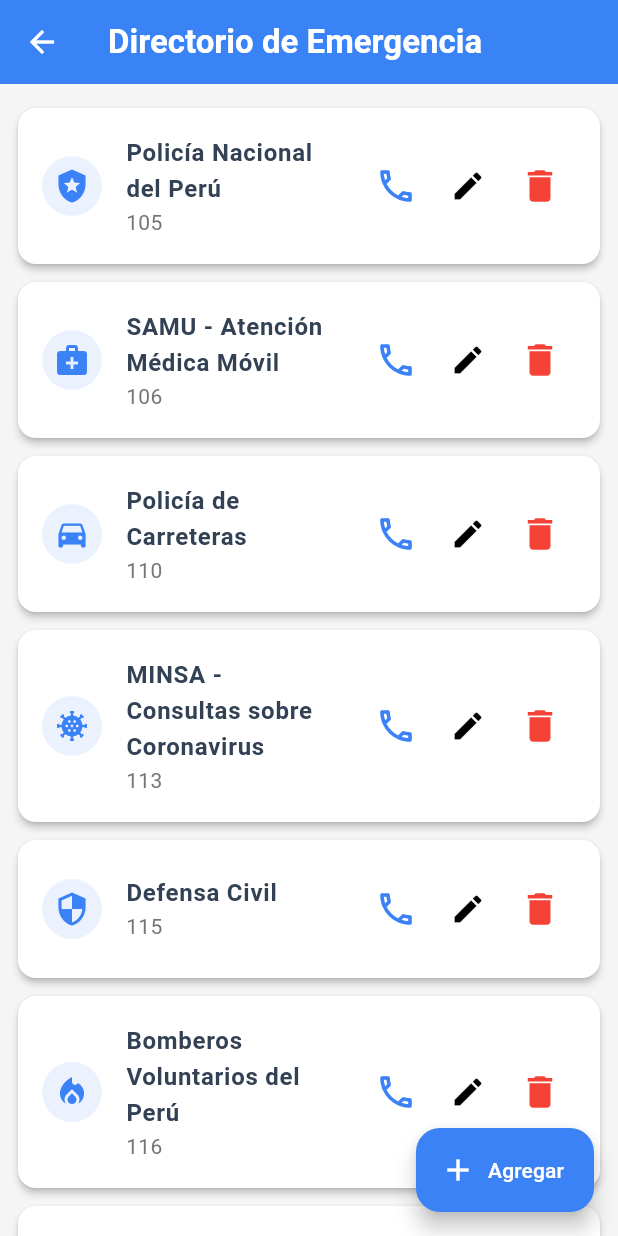
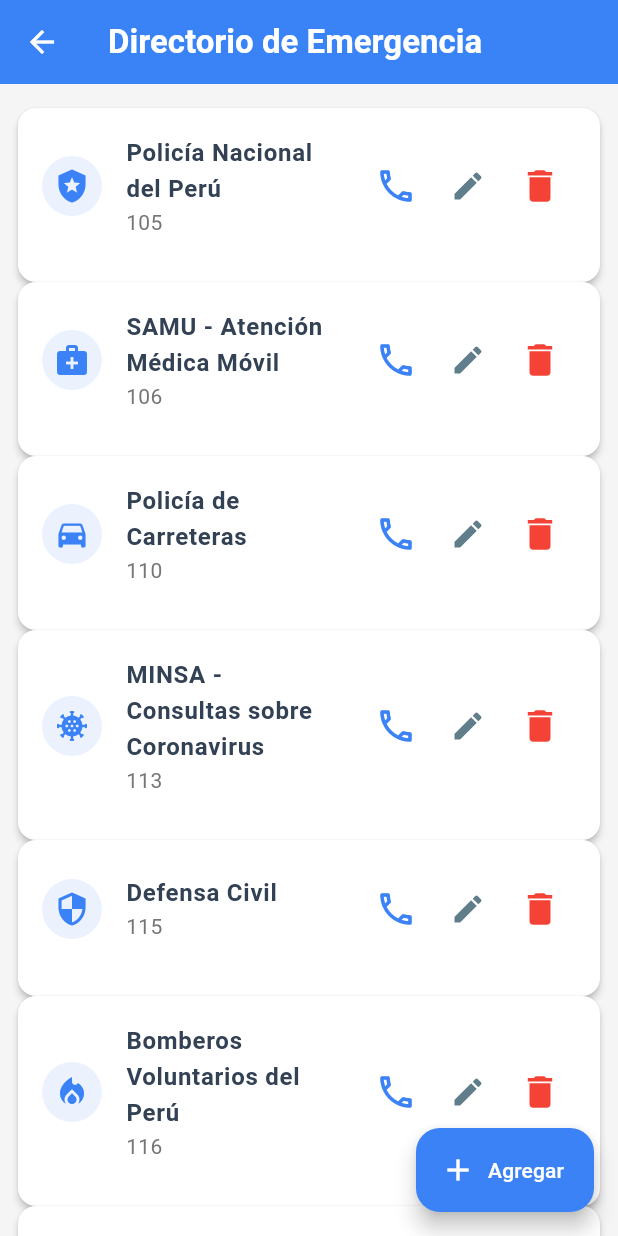
Before and after one commit to Teamggez/moviles2Proyecto, a Flutter app: the EmergencyDirectoryScreen screen opened directly, after a tap on the "delete" icon, on a phone screen of 412 x 824 dp. Run offline on Flutter 3.47's test engine with Material 3 defaults, Android fonts, the phone set to English and light mode, and no system bars; our stand-ins replace cloud_firestore, firebase_core, geolocator, google_maps_flutter, image_picker; accounts and stored records are empty; Roboto replaces fonts that are missing (Poppins).

Commit message:
reordenacion beta

```diff
--- a/lib/screens/pantallaEmergencia.dart
+++ b/lib/screens/pantallaEmergencia.dart
@@ -163,8 +163,8 @@
     );
   }
 
-  void _deleteContact(int index) {
-    emergencyService.deleteEmergencyContact(index);
+  void _deleteContact(int id) {
+    emergencyService.deleteEmergencyContactById(id);
     setState(() {});
   }
 
@@ -187,25 +187,33 @@
         elevation: 2,
       ),
       backgroundColor: Colors.grey[100],
-      body: ListView.separated(
+      body: ReorderableListView.builder(
         padding: const EdgeInsets.symmetric(vertical: 16.0, horizontal: 12.0),
         itemCount: contacts.length,
         itemBuilder: (context, index) {
           final contact = contacts[index];
-          final IconData iconData =
-              contact['icon'] as IconData? ?? Icons.contact_phone;
+          final bool isLastItem = index == contacts.length - 1;
+          final bool currentIsPersonal = contact['isPersonal'] == true;
+          bool nextIsPersonal = false;
+          if (!isLastItem) {
+            nextIsPersonal = contacts[index + 1]['isPersonal'] == true;
+          }
+          final showSeparator = !currentIsPersonal && nextIsPersonal;
 
           return Card(
+            key: ValueKey(contact['id']),
             elevation: 2.0,
             margin: EdgeInsets.zero,
             shape: RoundedRectangleBorder(
               borderRadius: BorderRadius.circular(12.0),
             ),
-            child: ListTile(
+            child: Column(
+              children: [
+                ListTile(
                   leading: CircleAvatar(
                     backgroundColor: theme.primaryColor.withOpacity(0.1),
                     child: Icon(
-                  iconData,
+                      contact['icon'] as IconData? ?? Icons.contact_phone,
                       color: theme.primaryColor,
                       size: 24,
                     ),
@@ -238,8 +246,9 @@
                         onPressed: () => _makeCall(contact['phone']!, context),
                       ),
                       IconButton(
-                    icon: Icon(Icons.edit),
-                    onPressed: () => _showEditContactDialog(context, contact),
+                        icon: Icon(Icons.edit, color: Colors.blueGrey),
+                        onPressed: () =>
+                            _showEditContactDialog(context, contact),
                       ),
                       IconButton(
                         icon: const Icon(
@@ -248,36 +257,31 @@
                           size: 28,
                         ),
                         tooltip: 'Eliminar contacto',
-                    onPressed: () {
-                      _deleteContact(index);
-                    },
+                        onPressed: () => _deleteContact(contact['id']),
                       ),
                     ],
                   ),
-              contentPadding:
-                  const EdgeInsets.symmetric(vertical: 10.0, horizontal: 16.0),
+                  contentPadding: const EdgeInsets.symmetric(
+                      vertical: 10.0, horizontal: 16.0),
                 ),
-          );
-        },
-        separatorBuilder: (context, index) {
-          bool nextIsPersonal = false;
-          if (index + 1 < contacts.length) {
-            nextIsPersonal = contacts[index + 1]['isPersonal'] == true;
-          }
-          bool currentIsPersonal = contacts[index]['isPersonal'] == true;
-
-          if (!currentIsPersonal && nextIsPersonal) {
-            return const Padding(
-              padding: EdgeInsets.symmetric(vertical: 16.0, horizontal: 16.0),
+                if (showSeparator)
+                  const Padding(
+                    padding:
+                        EdgeInsets.symmetric(vertical: 16.0, horizontal: 16.0),
                     child: Divider(
                       height: 1,
                       thickness: 1,
                       color: Colors.black26,
                     ),
+                  ),
+                if (!showSeparator) const SizedBox(height: 12.0),
+              ],
+            ),
           );
-          } else {
-            return const SizedBox(height: 12.0);
-          }
+        },
+        onReorder: (oldIndex, newIndex) {
+          emergencyService.reorderEmergencyContact(oldIndex, newIndex);
+          setState(() {});
         },
       ),
       floatingActionButton: FloatingActionButton.extended(
--- a/lib/services/servicioEmergencia.dart
+++ b/lib/services/servicioEmergencia.dart
@@ -109,11 +109,13 @@
     return List.from(_emergencyContacts); // Retorna una copia de la lista
   }
 
-  void deleteEmergencyContact(int index) {
+  void deleteEmergencyContactById(int id) {
+  final index = _emergencyContacts.indexWhere((contact) => contact['id'] == id);
+  if (index != -1) {
     _emergencyContacts.removeAt(index);
-    // Actualiza nextId después de eliminar un contacto
-    nextId = _calculateNextId();
   }
+  nextId = _calculateNextId();
+}
 
   void updateEmergencyContact({
     required int id,
@@ -144,4 +146,13 @@
     });
     nextId++;
   }
+
+  void reorderEmergencyContact(int oldIndex, int newIndex) {
+    if (oldIndex < 0 || oldIndex >= _emergencyContacts.length ||
+        newIndex < 0 || newIndex >= _emergencyContacts.length) {
+      return;
+    }
+    final contact = _emergencyContacts.removeAt(oldIndex);
+    _emergencyContacts.insert(newIndex, contact);
+  }
 }
```
Also changed, not shown: 4 other files. Lines whose indentation alone changed are shown as unchanged.
